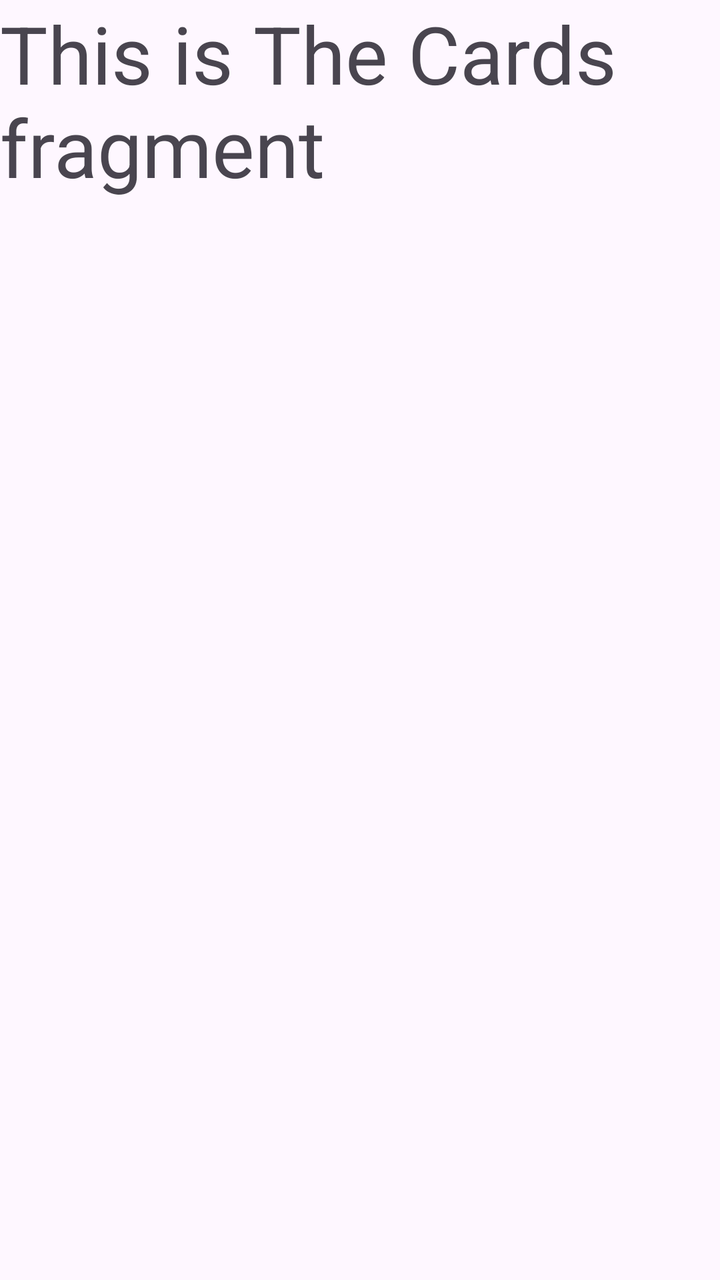
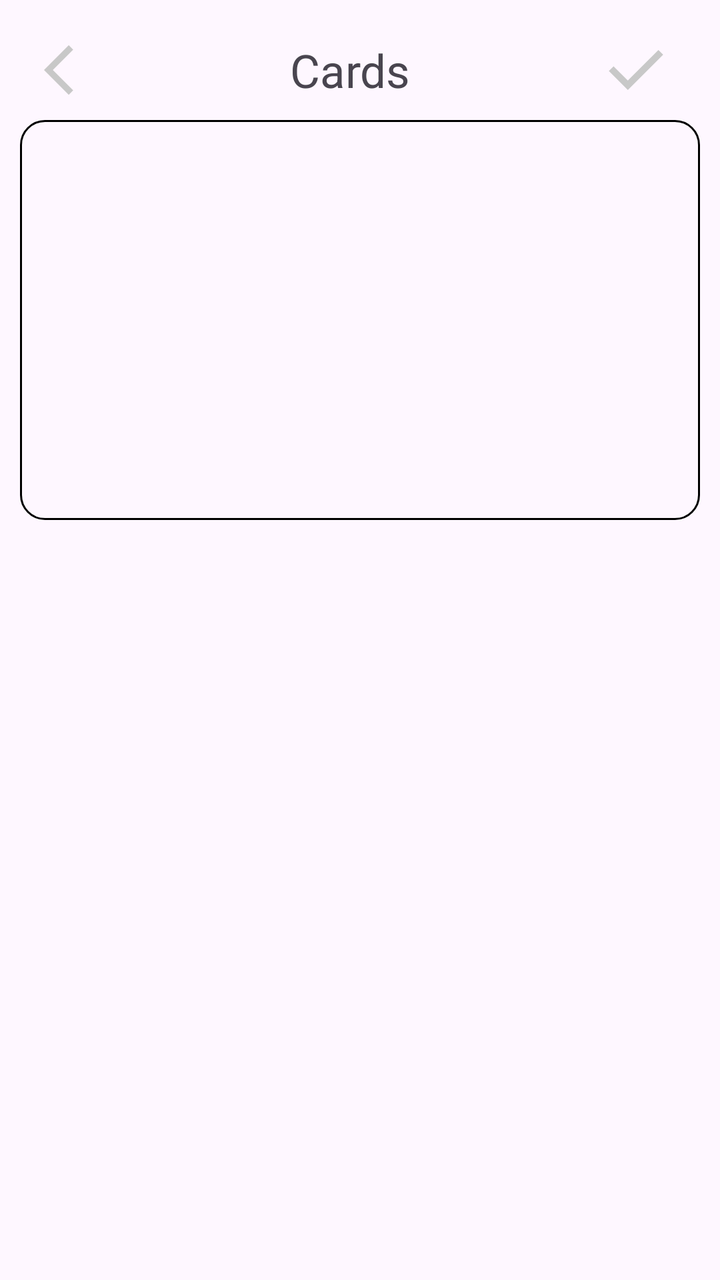

Two renders of the same Android screen: before a commit and after it. Below are the layout's source before the change and the commit's diff.
<!-- AndroidManifest.xml: application theme Theme.Buscor -->
<!-- res/layout/fragment_cards.xml -->
<?xml version="1.0" encoding="utf-8"?>
<FrameLayout xmlns:android="http://schemas.android.com/apk/res/android"
    xmlns:tools="http://schemas.android.com/tools"
    android:layout_width="match_parent"
    android:layout_height="match_parent"
    tools:context=".views.ProfileandSettings.Cards.Cards">

    
    <TextView
        android:layout_width="match_parent"
        android:layout_height="match_parent"
        android:text="This is The Cards fragment"
        android:textSize="40sp"/>

</FrameLayout>
<!-- resources referenced by this layout -->
<resources>
  <style name="Theme.Buscor" parent="Base.Theme.Buscor" />
  <style name="Base.Theme.Buscor" parent="Theme.Material3.DayNight.NoActionBar">
          
          
      </style>
</resources>

<!-- the commit's change to res/layout/fragment_cards.xml (unified diff, before → after) -->
@@ -3,13 +3,56 @@
     xmlns:tools="http://schemas.android.com/tools"
     android:layout_width="match_parent"
     android:layout_height="match_parent"
+    android:padding="10dp"
     tools:context=".views.ProfileandSettings.Cards.Cards">
 
-    
-    <TextView
-        android:layout_width="match_parent"
-        android:layout_height="match_parent"
-        android:text="This is The Cards fragment"
-        android:textSize="40sp"/>
+   <LinearLayout
+       android:layout_width="match_parent"
+       android:layout_height="match_parent"
+       android:orientation="vertical">
+
+       <LinearLayout
+           android:layout_width="match_parent"
+           android:layout_height="50dp"
+           android:orientation="horizontal"
+           android:paddingHorizontal="12dp"
+           android:paddingVertical="5dp"
+           >
+           <ImageView
+               android:layout_width="wrap_content"
+               android:layout_height="wrap_content"
+               android:src="@drawable/arrow_back"
+               android:layout_gravity="center"
+               />
+
+           <TextView
+               android:layout_width="wrap_content"
+               android:layout_height="wrap_content"
+               android:layout_gravity="center"
+               android:layout_weight="1"
+               android:text="Cards"
+               android:textAlignment="center"
+               android:textSize="23sp" />
+
+           <ImageView
+               android:layout_width="wrap_content"
+               android:layout_height="wrap_content"
+               android:src="@drawable/process_icon"
+               android:layout_gravity="center"
+               />
+
+
+
+       </LinearLayout>
+
+       <LinearLayout
+           android:layout_width="match_parent"
+           android:layout_height="200dp"
+           android:background="@drawable/edit_text_border"
+           >
+
+       </LinearLayout>
+
+   </LinearLayout>
 
 </FrameLayout>
<!-- resource entries referenced after the edit -->
@@ -1,6 +1,46 @@
 <!-- resources referenced by this layout -->
 <resources>
+  <!-- drawable arrow_back (drawable) -->
+  <vector xmlns:android="http://schemas.android.com/apk/res/android"
+      android:autoMirrored="true"
+      android:height="30dp"
+      android:tint="#C8C8C8"
+      android:viewportHeight="24"
+      android:viewportWidth="24"
+      android:width="30dp">
+        
+      <path android:fillColor="@android:color/white" android:pathData="M11.67,3.87L9.9,2.1 0,12l9.9,9.9 1.77,-1.77L3.54,12z"/>
+      
+  </vector>
+  <!-- drawable edit_text_border (drawable) -->
+  <shape
+      xmlns:android="http://schemas.android.com/apk/res/android"
+      android:shape="rectangle">
+      <solid
+          android:color="@android:color/transparent"/>
+  
+      <corners
+          android:bottomRightRadius="12dp"
+          android:bottomLeftRadius="12dp"
+          android:topLeftRadius="12dp"
+          android:topRightRadius="12dp"/>
+      <stroke
+          android:color="@color/black"
+          android:width="1dp"/>
+  </shape>
+  <!-- drawable process_icon (drawable) -->
+  <vector xmlns:android="http://schemas.android.com/apk/res/android"
+      android:height="40dp"
+      android:tint="#C8C8C8"
+      android:viewportHeight="960"
+      android:viewportWidth="960"
+      android:width="40dp">
+        
+      <path android:fillColor="@android:color/white" android:pathData="M382,720L154,492L211,435L382,606L749,239L806,296L382,720Z"/>
+      
+  </vector>
   <style name="Theme.Buscor" parent="Base.Theme.Buscor" />
+  <color name="black">#FF000000</color>
   <style name="Base.Theme.Buscor" parent="Theme.Material3.DayNight.NoActionBar">
           
           
